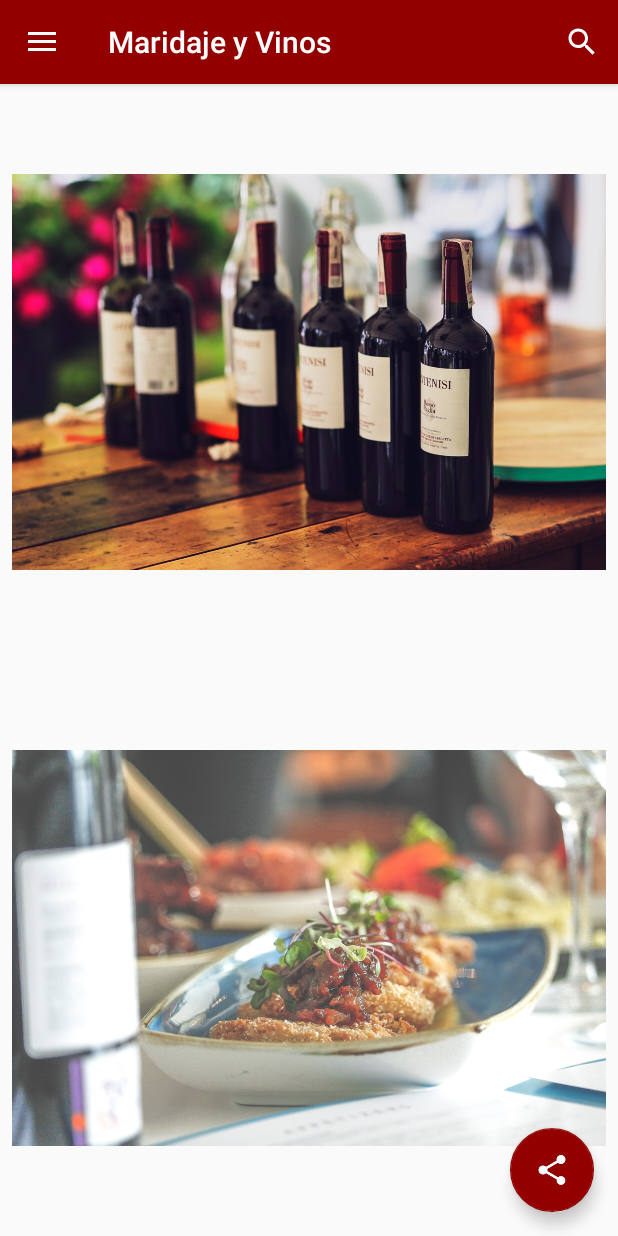
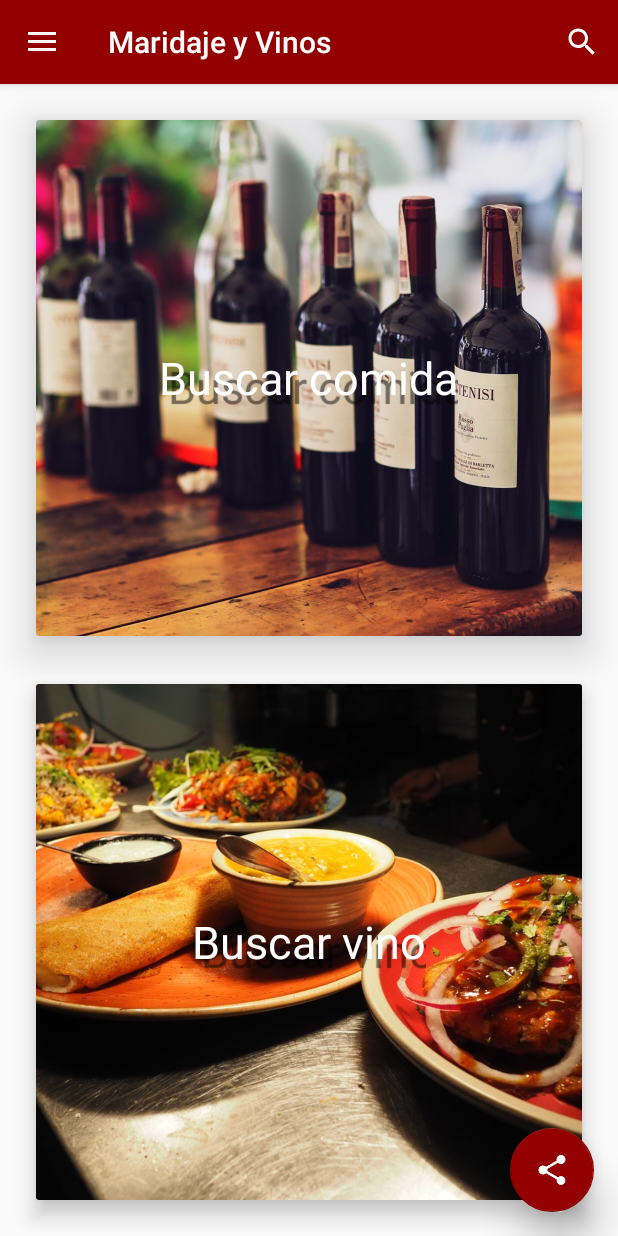
Before and after one commit to mmrapps/MaridajeAndVinos, an Android app: the screen it shows after launch (HomeActivity), on a phone screen of 412 x 824 dp. Run offline under Robolectric (Android 15) with nearby library versions, the phone set to English and light mode, and no system bars; our stand-ins replace Firebase (no records; nobody signed in at launch, a user with empty details on screens opened directly).

Commit message:
Modificación de diseño de menú principal

```diff
--- a/app/src/main/res/layout/app_bar_main.xml
+++ b/app/src/main/res/layout/app_bar_main.xml
@@ -27,11 +27,10 @@
         android:id="@+id/shareicon"
         android:layout_width="wrap_content"
         android:layout_height="wrap_content"
-        android:layout_gravity="bottom|end"
+        android:layout_gravity="clip_horizontal|bottom|right"
         android:layout_margin="@dimen/fab_margin"
         app:backgroundTint="@color/colorPrimary"
-        app:srcCompat="@drawable/ic_share_white_48dp" />
-        app:elevation="14dp"
-        app:srcCompat="@android:drawable/ic_dialog_email" />
+        app:srcCompat="@drawable/ic_share_white_48dp"
+        app:elevation="16dp" />
 
 </android.support.design.widget.CoordinatorLayout>
--- a/app/src/main/res/layout/content_main.xml
+++ b/app/src/main/res/layout/content_main.xml
@@ -8,34 +8,99 @@
     tools:context="com.apps.mmr.maridajeandvinos.Activitys.MainActivity"
     tools:showIn="@layout/app_bar_main">
 
-    <LinearLayout
+    <LinearLayout xmlns:android="http://schemas.android.com/apk/res/android"
         android:layout_width="match_parent"
         android:layout_height="match_parent"
-        android:orientation="vertical"
-    >
+        android:orientation="vertical" >
 
-        <ImageView
-            android:id="@+id/imageWine"
-            android:layout_width="wrap_content"
+        <android.support.v7.widget.CardView
+            xmlns:app="http://schemas.android.com/apk/res-auto"
+            android:layout_width="match_parent"
+            android:layout_weight="1"
             android:layout_height="match_parent"
+            app:cardElevation="16dp"
+            android:layout_marginTop="24dp"
+            android:layout_marginRight="24dp"
+            android:layout_marginBottom="16dp"
+            android:layout_marginLeft="24dp">
+
+            <RelativeLayout
+                android:layout_width="match_parent"
+                android:layout_height="match_parent"
+                android:background="@color/White">
+
+                <ImageView
+                    android:id="@+id/imageWine"
+                    android:layout_width="match_parent"
+                    android:layout_height="wrap_content"
+                    android:layout_centerInParent="true"
+                    android:contentDescription="@string/action_settings"
+                    android:scaleType="centerCrop"
+                    android:src="@drawable/wine" />
+
+                <TextView
+                    android:id="@+id/menuOption1"
+                    android:layout_width="wrap_content"
+                    android:layout_height="wrap_content"
+                    android:layout_centerInParent="true"
+                    android:gravity="center"
+                    android:shadowColor="@color/TransparentGrey"
+                    android:shadowDx="9"
+                    android:shadowDy="9"
+                    android:shadowRadius="0.01"
+                    android:textColor="@color/cardview_light_background"
+                    android:textSize="30sp"
+                    android:textStyle="normal"
+                    android:text="Buscar comida"/>
+
+            </RelativeLayout>
+
+        </android.support.v7.widget.CardView>
+
+        <android.support.v7.widget.CardView
+            xmlns:app="http://schemas.android.com/apk/res-auto"
+            android:layout_width="match_parent"
             android:layout_weight="1"
-            android:adjustViewBounds="false"
-            android:elevation="@dimen/activity_vertical_margin"
-            android:paddingLeft="8dp"
-            android:paddingRight="8dp"
-            app:srcCompat="@drawable/wine"
-            />
+            android:layout_height="match_parent"
+            app:cardElevation="8dp"
+            android:layout_marginTop="16dp"
+            android:layout_marginRight="24dp"
+            android:layout_marginBottom="24dp"
+            android:layout_marginLeft="24dp">
 
-        <ImageView
-            android:id="@+id/imageFood"
-            android:layout_width="wrap_content"
-            android:layout_height="match_parent"
-            android:layout_weight="1"
-            android:elevation="@dimen/activity_vertical_margin"
-            android:paddingLeft="8dp"
-            android:paddingRight="8dp"
-            app:srcCompat="@drawable/food"
-            />
+            <RelativeLayout
+                android:layout_width="match_parent"
+                android:layout_height="match_parent"
+                android:background="@color/White">
+
+                <ImageView
+                    android:id="@+id/imageFood"
+                    android:layout_width="match_parent"
+                    android:layout_height="wrap_content"
+                    android:layout_centerInParent="true"
+                    android:contentDescription="@string/action_settings"
+                    android:scaleType="centerCrop"
+                    android:src="@drawable/food" />
+
+                <TextView
+                    android:id="@+id/menuOption2"
+                    android:layout_width="wrap_content"
+                    android:layout_height="wrap_content"
+                    android:layout_centerInParent="true"
+                    android:gravity="center"
+                    android:shadowColor="@color/TransparentGrey"
+                    android:shadowDx="9"
+                    android:shadowDy="9"
+                    android:shadowRadius="0.01"
+                    android:textColor="@color/cardview_light_background"
+                    android:textSize="30sp"
+                    android:textStyle="normal"
+                    android:text="Buscar vino" />
+
+            </RelativeLayout>
+
+        </android.support.v7.widget.CardView>
 
     </LinearLayout>
+
 </android.support.constraint.ConstraintLayout>
```
Also changed, not shown: app/src/main/res/drawable/food.jpeg, app/src/main/res/drawable/pizza.png (deleted), app/src/main/res/drawable/vine.jpeg (deleted).
